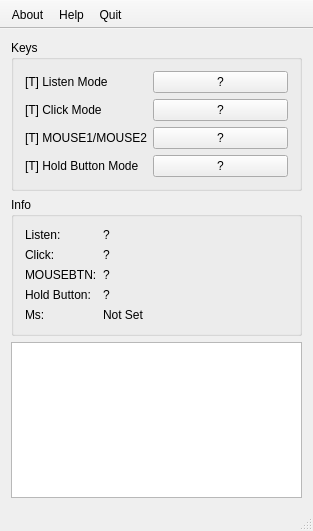
Before: the Qt Designer form src/mainwindow.ui in strfox/SuperAutoClicker, drawn with Qt 5.
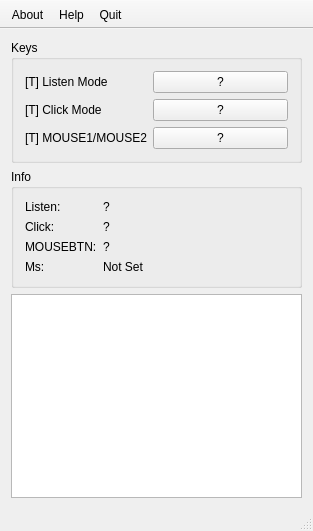
After: the same form once the commit is applied.

Diff of the .ui file:
```diff
--- a/src/mainwindow.ui
+++ b/src/mainwindow.ui
@@ -64,27 +64,13 @@
         </widget>
        </item>
        <item row="4" column="0">
-        <widget class="QLabel" name="label_5">
-         <property name="text">
-          <string>Hold Button:</string>
-         </property>
-        </widget>
-       </item>
-       <item row="4" column="1">
-        <widget class="QLabel" name="holdButtonModeStatusLabel">
-         <property name="text">
-          <string>?</string>
-         </property>
-        </widget>
-       </item>
-       <item row="6" column="0">
         <widget class="QLabel" name="label_8">
          <property name="text">
           <string>Ms:</string>
          </property>
         </widget>
        </item>
-       <item row="6" column="1">
+       <item row="4" column="1">
         <widget class="QLabel" name="millisecondsStatusLabel">
          <property name="text">
           <string>Not Set</string>
@@ -142,20 +128,6 @@
          </property>
         </widget>
        </item>
-       <item row="3" column="0">
-        <widget class="QLabel" name="label_7">
-         <property name="text">
-          <string>[T] Hold Button Mode</string>
-         </property>
-        </widget>
-       </item>
-       <item row="3" column="1">
-        <widget class="QPushButton" name="holdButtonMouseButton">
-         <property name="text">
-          <string>?</string>
-         </property>
-        </widget>
-       </item>
       </layout>
      </widget>
     </item>
```
